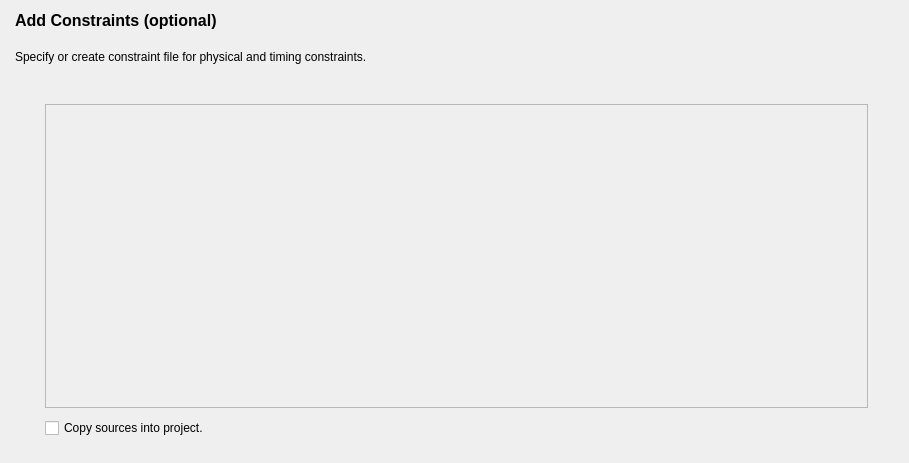
First picture: the form in src/NewProject/add_constraints_form.ui, repository os-fpga/FOEDAG, before the edit.
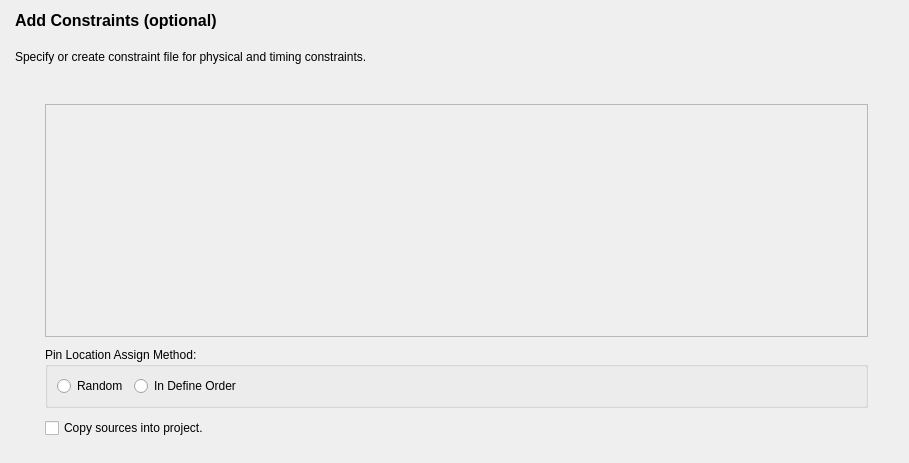
Second picture: the form after the edit.

Commit message: Pin Assign Opt in the Add Constraint file form

```diff
--- a/src/NewProject/add_constraints_form.ui
+++ b/src/NewProject/add_constraints_form.ui
@@ -63,7 +63,7 @@
       <number>30</number>
      </property>
      <item>
-      <layout class="QVBoxLayout" name="verticalLayout" stretch="90,10">
+      <layout class="QVBoxLayout" name="verticalLayout" stretch="90,0,10">
        <property name="spacing">
         <number>10</number>
        </property>
@@ -86,6 +86,29 @@
          </property>
         </widget>
        </item>
+       <item>
+        <widget class="QGroupBox" name="groupBox">
+         <property name="title">
+          <string>Pin Location Assign Method:</string>
+         </property>
+         <layout class="QFormLayout" name="formLayout">
+          <item row="0" column="0">
+           <widget class="QRadioButton" name="select_random">
+            <property name="text">
+             <string>Random</string>
+            </property>
+           </widget>
+          </item>
+          <item row="0" column="1">
+           <widget class="QRadioButton" name="select_defineOrder">
+            <property name="text">
+             <string>In Define Order</string>
+            </property>
+           </widget>
+          </item>
+         </layout>
+        </widget>
+       </item>
        <item>
         <widget class="QCheckBox" name="m_ckkBoxCopy">
          <property name="text">
```
Left out of the diff: 1 changed line with no effect on the pictures. The commit also changes 8 other files.
